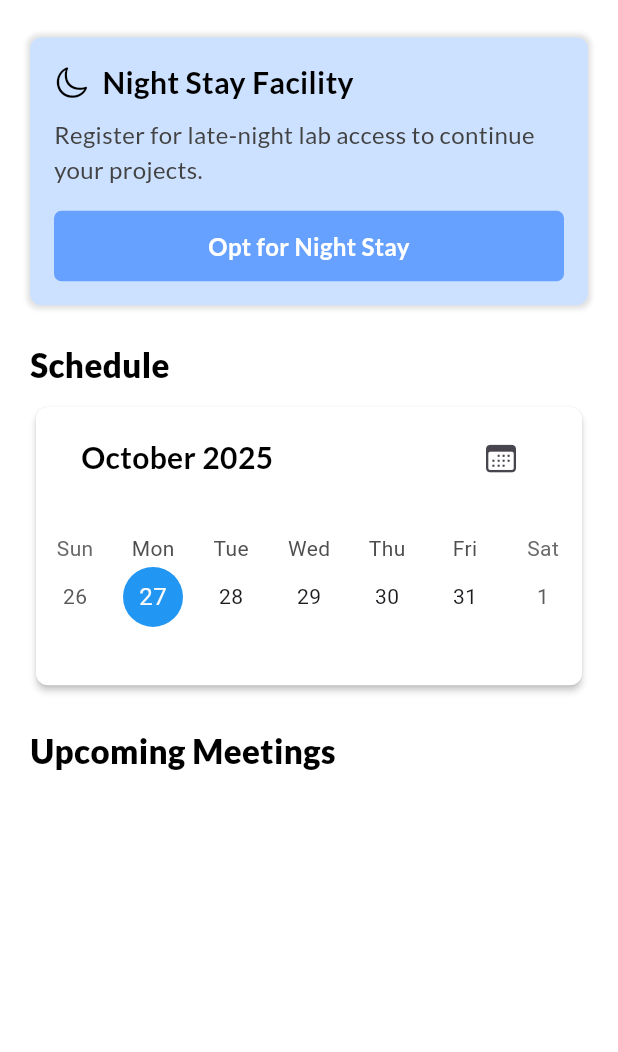
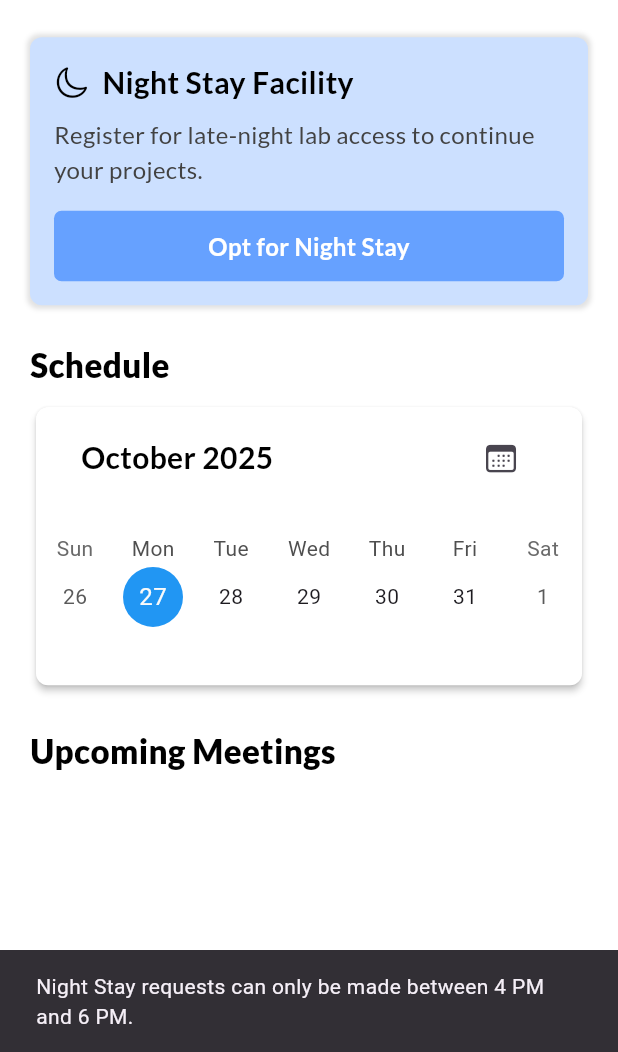
Before and after one commit to Sparkinovtech/Sairam, a Flutter app: the HomePage screen opened directly, after a tap on "Opt for Night Stay", on a phone screen of 412 x 824 dp, the part 184-1236 px from its top. Run offline on Flutter 3.47's test engine with Material 3 defaults, Android fonts, the phone set to English and light mode, and no system bars; drawn by our look-alikes of table_calendar; our stand-ins replace bloc, cloud_firestore, connectivity_plus, equatable, file_picker, firebase_auth and 10 more; missing offline and left inert: timeline_tile_plus; accounts and stored records are empty; project files that could hold a hidden picture were left out.

Commit message:
add a confirm diglog box for nightstay

```diff
--- a/lib/Profile/bloc/profile_bloc.dart
+++ b/lib/Profile/bloc/profile_bloc.dart
@@ -599,5 +599,17 @@ class ProfileBloc extends Bloc<ProfileEvent, ProfileState> {
         );
       }
     });
+
+    // --- Night Stay Button Click ---
+    on<NightStayBtnClickEvent>((event, emit) async {
+      final currentProfile = state.profile;
+      emit(
+        NightStayBtnClickState(
+          nightStayStudent: event.nightStayStudent,
+          isLoading: false,
+          profile: currentProfile,
+        ),
+      );
+    });
   }
 }
--- a/lib/Profile/bloc/profile_event.dart
+++ b/lib/Profile/bloc/profile_event.dart
@@ -5,6 +5,7 @@ import 'package:sairam_incubation/Profile/Model/domains.dart';
 import 'package:sairam_incubation/Profile/Model/link.dart';
 import 'package:sairam_incubation/Profile/Model/media_items.dart';
 import 'package:sairam_incubation/Profile/Model/scholar_type.dart';
+import 'package:sairam_incubation/View/Components/Home/Components/Night_Stay/model/night_stay_student.dart';
 
 @immutable
 abstract class ProfileEvent {
@@ -132,3 +133,9 @@ class DeleteCertificateEvent extends ProfileEvent {
 
   const DeleteCertificateEvent({required this.certificate});
 }
+
+class NightStayBtnClickEvent extends ProfileEvent {
+  final NightStayStudent? nightStayStudent;
+
+  const NightStayBtnClickEvent({required this.nightStayStudent});
+}
--- a/lib/Profile/bloc/profile_state.dart
+++ b/lib/Profile/bloc/profile_state.dart
@@ -1,4 +1,5 @@
 import 'package:sairam_incubation/Profile/Model/profile.dart';
+import 'package:sairam_incubation/View/Components/Home/Components/Night_Stay/model/night_stay_student.dart';
 
 /// Represents the different states of the profile editing process.
 abstract class ProfileState {
@@ -101,3 +102,13 @@ class ProfileErrorState extends ProfileState {
     required super.profile,
   });
 }
+
+class NightStayBtnClickState extends ProfileState {
+  final NightStayStudent? nightStayStudent;
+
+  NightStayBtnClickState({
+    required this.nightStayStudent,
+    required super.isLoading,
+    required super.profile,
+  });
+}
--- a/lib/View/Components/Home/home_page.dart
+++ b/lib/View/Components/Home/home_page.dart
@@ -7,6 +7,7 @@ import 'package:flutter_bloc/flutter_bloc.dart';
 import 'package:google_fonts/google_fonts.dart';
 import 'package:page_transition/page_transition.dart';
 import 'package:sairam_incubation/Profile/Model/scholar_type.dart';
+import 'package:sairam_incubation/Profile/bloc/profile_event.dart';
 import 'package:sairam_incubation/Utils/Constants/colors.dart';
 import 'package:sairam_incubation/View/Components/Home/Components/Night_Stay/bloc/night_stay_bloc.dart';
 import 'package:sairam_incubation/View/Components/Home/Components/Night_Stay/bloc/night_stay_event.dart';
@@ -30,6 +31,12 @@ class _HomePageState extends State<HomePage> {
   DateTime _focusedDay = DateTime.now();
   late final ScrollController _controller;
   late NightStayBloc _nightStayBloc;
+  bool get isWithinAllowedTime {
+    final now = DateTime.now();
+    final start = DateTime(now.year, now.month, now.day, 16);
+    final end = DateTime(now.year, now.month, now.day, 18);
+    return now.isAfter(start) && now.isBefore(end);
+  }
 
   final List<Projects> ongoingProjects = [
     Projects(name: "Rover", mentor: "Sam", category: "Hardware", imagePath: ""),
@@ -80,7 +87,69 @@ class _HomePageState extends State<HomePage> {
   Widget build(BuildContext context) {
     var size = MediaQuery.of(context).size;
 
-    return BlocBuilder<ProfileBloc, ProfileState>(
+    return BlocConsumer<ProfileBloc, ProfileState>(
+      listener: (context, state) {
+        if (state is NightStayBtnClickState) {
+          // Handle the night stay button click event
+          if (!isWithinAllowedTime) {
+            ScaffoldMessenger.of(context).showSnackBar(
+              SnackBar(
+                content: Text(
+                  'Night Stay requests can only be made between 4 PM and 6 PM.',
+                ),
+              ),
+            );
+            return;
+          }
+          if (state.nightStayStudent == null) {
+            ScaffoldMessenger.of(context).showSnackBar(
+              SnackBar(
+                content: Text(
+                  'Insufficient profile information to proceed with Night Stay request.',
+                ),
+              ),
+            );
+            return;
+          }
+          showDialog(
+            context: context,
+            builder: (builder) {
+              return AlertDialog(
+                title: Text('Night Stay Request'),
+                content: Text(
+                  hasOptedIn
+                      ? 'Are you sure you want to cancel your night stay request?'
+                      : 'Are you sure you want to opt in for night stay?',
+                ),
+                actions: [
+                  TextButton(
+                    onPressed: () {
+                      Navigator.of(context).pop();
+                    },
+                    child: Text('Cancel'),
+                  ),
+                  TextButton(
+                    onPressed: () {
+                      _nightStayBloc.add(
+                        SaveNightStayEvent(
+                          state.nightStayStudent!,
+                          hasOptedIn ? 'No' : 'Yes',
+                        ),
+                      );
+
+                      Navigator.of(context).pop();
+                      setState(() {
+                        hasOptedIn = !hasOptedIn;
+                      });
+                    },
+                    child: Text('OK'),
+                  ),
+                ],
+              );
+            },
+          );
+        }
+      },
       builder: (context, state) {
         final profile = state.profile;
         String displayName = profile?.name ?? "User";
@@ -95,24 +164,6 @@ class _HomePageState extends State<HomePage> {
             studentName: profile.name!,
             scholarType: profile.scholarType!.displayName,
           );
-        }
-        void toggleNightStay() {
-          if (nightStayStudent == null) return;
-
-          if (hasOptedIn) {
-            // Cancel night stay request (No)
-            _nightStayBloc.add(SaveNightStayEvent(nightStayStudent, 'No'));
-            setState(() {
-              hasOptedIn = !hasOptedIn;
-            });
-          } else {
-            // Opt in for night stay (Yes)
-            _nightStayBloc.add(SaveNightStayEvent(nightStayStudent, 'Yes'));
-            setState(() {
-              hasOptedIn = !hasOptedIn;
-            });
-          }
-          // No need for setState here; react to bloc state changes
         }
 
         devtools.log("From home page : The profile is $profile");
@@ -360,7 +411,11 @@ class _HomePageState extends State<HomePage> {
                               //     ),
                               //   ),
                               // );
-                              toggleNightStay();
+                              context.read<ProfileBloc>().add(
+                                NightStayBtnClickEvent(
+                                  nightStayStudent: nightStayStudent,
+                                ),
+                              );
                             },
 
                             child: Container(
```
